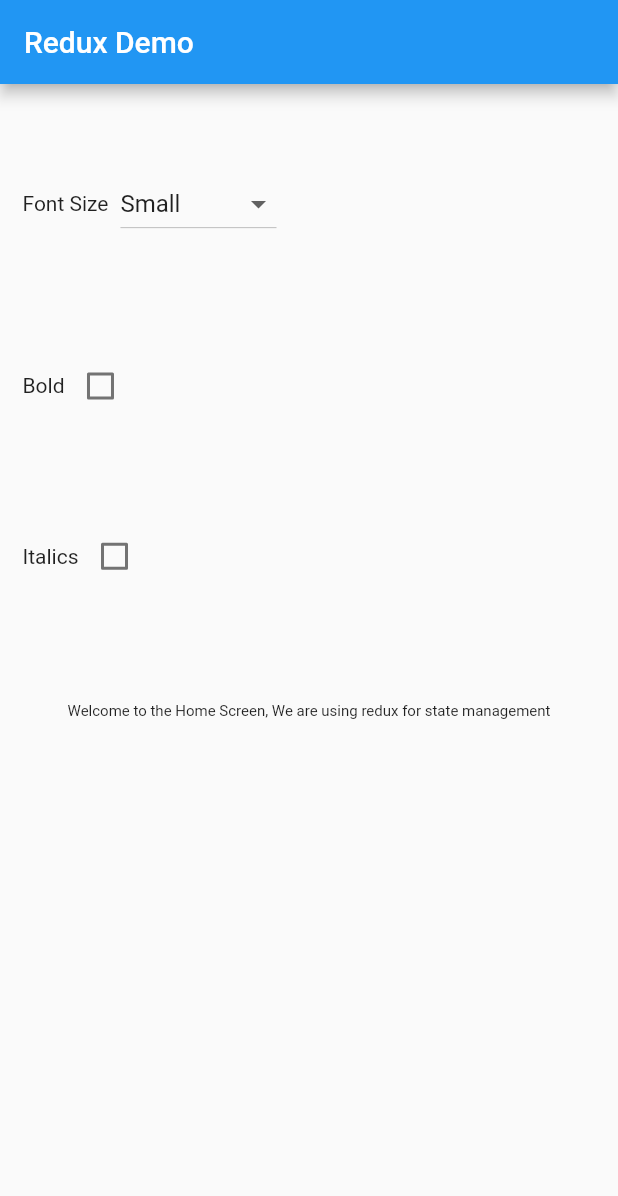
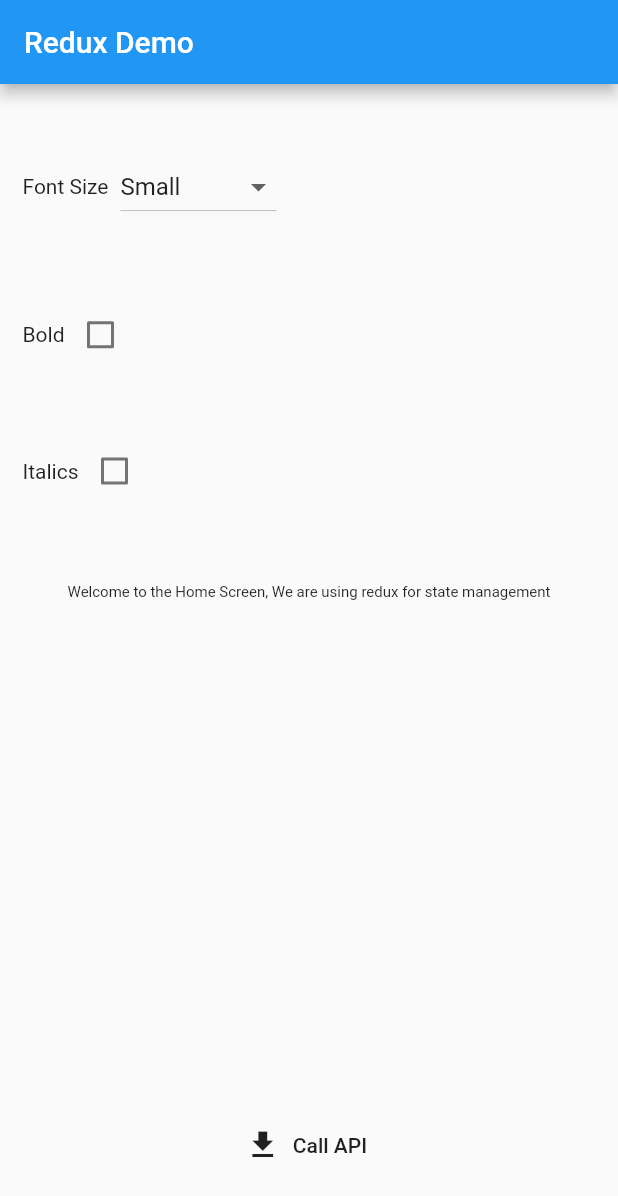
Before and after one commit to geekymon2/flutter_redux, a Flutter app: the screen it shows after launch, on a phone screen of 412 x 824 dp. Shown: the top 1196 px of the screen. Run offline on Flutter 3.47's test engine with Material 2 defaults, Android fonts, the phone set to English and light mode, and no system bars; our stand-ins replace flutter_redux, redux; missing offline and left inert: redux_api_middleware.

```diff
--- a/lib/app.dart
+++ b/lib/app.dart
@@ -96,6 +96,13 @@ class ReduxDemoApp extends StatelessWidget {
                               ),
                             ),
                           ),
+                          FlatButton.icon(
+                              onPressed: () {
+                                StoreProvider.of<AppState>(context)
+                                    .dispatch(FetchAPIDataAction());
+                              },
+                              icon: Icon(Icons.get_app),
+                              label: Text("Call API")),
                         ],
                       ),
                     ),
--- a/lib/redux/actions/actions.dart
+++ b/lib/redux/actions/actions.dart
@@ -12,3 +12,5 @@ class SetFontSizeAction {
   final double fontSize;
   SetFontSizeAction(this.fontSize);
 }
+
+class FetchAPIDataAction {}
--- a/lib/redux/reducers/app_state_reducer.dart
+++ b/lib/redux/reducers/app_state_reducer.dart
@@ -1,3 +1,4 @@
+import 'package:flutter/material.dart';
 import 'package:reduxdemoapp/redux/reducers/bold_reducer.dart';
 import 'package:reduxdemoapp/redux/reducers/italics_reducer.dart';
 import 'package:reduxdemoapp/state/appstate.dart';
@@ -6,6 +7,7 @@ import 'package:reduxdemoapp/redux/reducers/fontsize_reducer.dart';
 AppState appReducer(AppState state, dynamic action) {
   AppState newState;
 
+  debugPrint("[ACTION] ${action.runtimeType}");
   newState = AppState(
     bold: boldReducer(state.bold, action),
     italic: italicsReducer(state.italic, action),
--- a/pubspec.yaml
+++ b/pubspec.yaml
@@ -11,9 +11,10 @@ environment:
 dependencies:
   flutter:
     sdk: flutter
-  redux: ^3.0.0
-  flutter_redux: ^0.5.3
+  redux: ^4.0.0
+  flutter_redux: ^0.7.0
   cupertino_icons: ^0.1.3
+  redux_api_middleware: ^0.2.1
 
 dev_dependencies:
   flutter_test:
```
Also changed, not shown: lib/redux/middleware/middleware.dart (+14 -3 lines).
